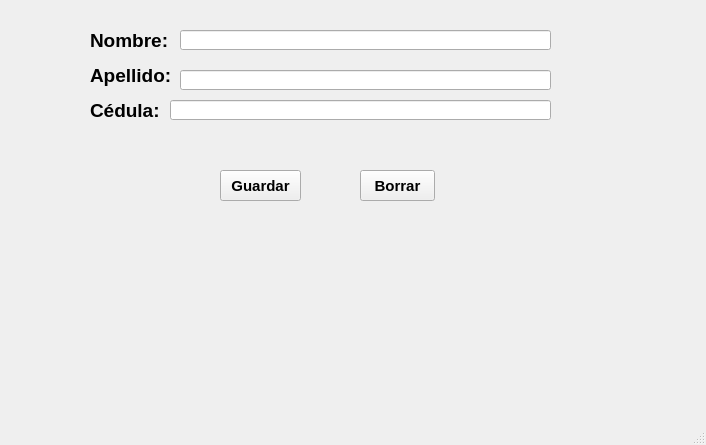
Old version of the form src/UI/vtnPrincipal.ui in the repository fexchooo04/GUI.
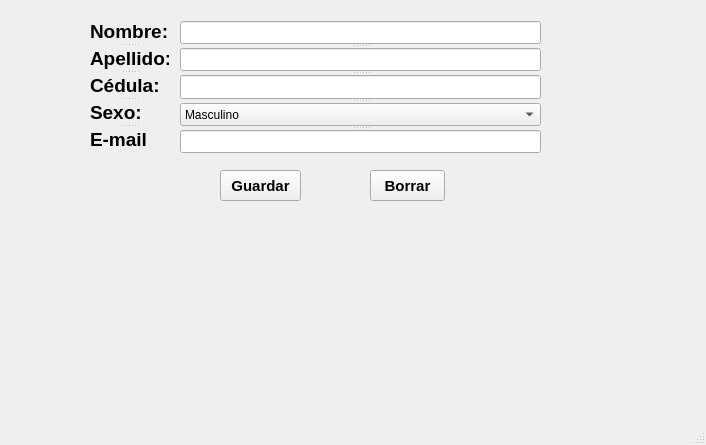
New version of the form.

Commit message: añadimos 2 etiquetas mas

What changed in the file:
```diff
--- a/src/UI/vtnPrincipal.ui
+++ b/src/UI/vtnPrincipal.ui
@@ -14,96 +14,6 @@
    <string>Sistema de Gestion del Personal</string>
   </property>
   <widget class="QWidget" name="centralwidget">
-   <widget class="QLabel" name="lbNombre">
-    <property name="geometry">
-     <rect>
-      <x>90</x>
-      <y>30</y>
-      <width>91</width>
-      <height>21</height>
-     </rect>
-    </property>
-    <property name="font">
-     <font>
-      <pointsize>14</pointsize>
-      <weight>75</weight>
-      <bold>true</bold>
-     </font>
-    </property>
-    <property name="text">
-     <string>Nombre:</string>
-    </property>
-   </widget>
-   <widget class="QLabel" name="lbApellido">
-    <property name="geometry">
-     <rect>
-      <x>90</x>
-      <y>60</y>
-      <width>91</width>
-      <height>31</height>
-     </rect>
-    </property>
-    <property name="font">
-     <font>
-      <pointsize>14</pointsize>
-      <weight>75</weight>
-      <bold>true</bold>
-     </font>
-    </property>
-    <property name="text">
-     <string>Apellido:</string>
-    </property>
-   </widget>
-   <widget class="QLabel" name="lbCedula">
-    <property name="geometry">
-     <rect>
-      <x>90</x>
-      <y>100</y>
-      <width>81</width>
-      <height>21</height>
-     </rect>
-    </property>
-    <property name="font">
-     <font>
-      <pointsize>14</pointsize>
-      <weight>75</weight>
-      <bold>true</bold>
-     </font>
-    </property>
-    <property name="text">
-     <string>Cédula:</string>
-    </property>
-   </widget>
-   <widget class="QLineEdit" name="txtNombre">
-    <property name="geometry">
-     <rect>
-      <x>180</x>
-      <y>30</y>
-      <width>371</width>
-      <height>20</height>
-     </rect>
-    </property>
-   </widget>
-   <widget class="QLineEdit" name="txtApellido">
-    <property name="geometry">
-     <rect>
-      <x>180</x>
-      <y>70</y>
-      <width>371</width>
-      <height>20</height>
-     </rect>
-    </property>
-   </widget>
-   <widget class="QLineEdit" name="txtCedula">
-    <property name="geometry">
-     <rect>
-      <x>170</x>
-      <y>100</y>
-      <width>381</width>
-      <height>20</height>
-     </rect>
-    </property>
-   </widget>
    <widget class="QPushButton" name="btnGuardar">
     <property name="geometry">
      <rect>
@@ -127,7 +37,7 @@
    <widget class="QPushButton" name="btnBorrar">
     <property name="geometry">
      <rect>
-      <x>360</x>
+      <x>370</x>
       <y>170</y>
       <width>75</width>
       <height>31</height>
@@ -136,7 +46,6 @@
     <property name="font">
      <font>
       <pointsize>11</pointsize>
-      <weight>75</weight>
       <bold>true</bold>
      </font>
     </property>
@@ -144,6 +53,119 @@
      <string>Borrar</string>
     </property>
    </widget>
+   <widget class="QSplitter" name="splitter">
+    <property name="geometry">
+     <rect>
+      <x>90</x>
+      <y>20</y>
+      <width>79</width>
+      <height>130</height>
+     </rect>
+    </property>
+    <property name="orientation">
+     <enum>Qt::Orientation::Vertical</enum>
+    </property>
+    <widget class="QLabel" name="lbNombre">
+     <property name="font">
+      <font>
+       <pointsize>14</pointsize>
+       <bold>true</bold>
+      </font>
+     </property>
+     <property name="text">
+      <string>Nombre:</string>
+     </property>
+    </widget>
+    <widget class="QLabel" name="lbApellido">
+     <property name="font">
+      <font>
+       <pointsize>14</pointsize>
+       <bold>true</bold>
+      </font>
+     </property>
+     <property name="text">
+      <string>Apellido:</string>
+     </property>
+    </widget>
+    <widget class="QLabel" name="lbCedula">
+     <property name="font">
+      <font>
+       <pointsize>14</pointsize>
+       <bold>true</bold>
+      </font>
+     </property>
+     <property name="text">
+      <string>Cédula:</string>
+     </property>
+    </widget>
+    <widget class="QLabel" name="lbsexo">
+     <property name="font">
+      <font>
+       <pointsize>14</pointsize>
+       <bold>true</bold>
+      </font>
+     </property>
+     <property name="text">
+      <string>Sexo:</string>
+     </property>
+    </widget>
+    <widget class="QLabel" name="lbCedula_3">
+     <property name="font">
+      <font>
+       <pointsize>14</pointsize>
+       <bold>true</bold>
+      </font>
+     </property>
+     <property name="text">
+      <string>E-mail</string>
+     </property>
+    </widget>
+   </widget>
+   <widget class="QSplitter" name="splitter_2">
+    <property name="geometry">
+     <rect>
+      <x>180</x>
+      <y>21</y>
+      <width>361</width>
+      <height>132</height>
+     </rect>
+    </property>
+    <property name="orientation">
+     <enum>Qt::Orientation::Vertical</enum>
+    </property>
+    <widget class="QLineEdit" name="txtNombre">
+     <property name="maxLength">
+      <number>50</number>
+     </property>
+    </widget>
+    <widget class="QLineEdit" name="txtApellido">
+     <property name="maxLength">
+      <number>50</number>
+     </property>
+    </widget>
+    <widget class="QLineEdit" name="txtCedula">
+     <property name="maxLength">
+      <number>10</number>
+     </property>
+    </widget>
+    <widget class="QComboBox" name="cbsexo">
+     <item>
+      <property name="text">
+       <string>Masculino</string>
+      </property>
+     </item>
+     <item>
+      <property name="text">
+       <string>Femenino</string>
+      </property>
+     </item>
+    </widget>
+    <widget class="QLineEdit" name="txtemail">
+     <property name="maxLength">
+      <number>100</number>
+     </property>
+    </widget>
+   </widget>
   </widget>
   <widget class="QMenuBar" name="menubar">
    <property name="geometry">
```
Left out of the diff: 3 changed lines with no effect on the pictures. The commit also changes 2 other files.
